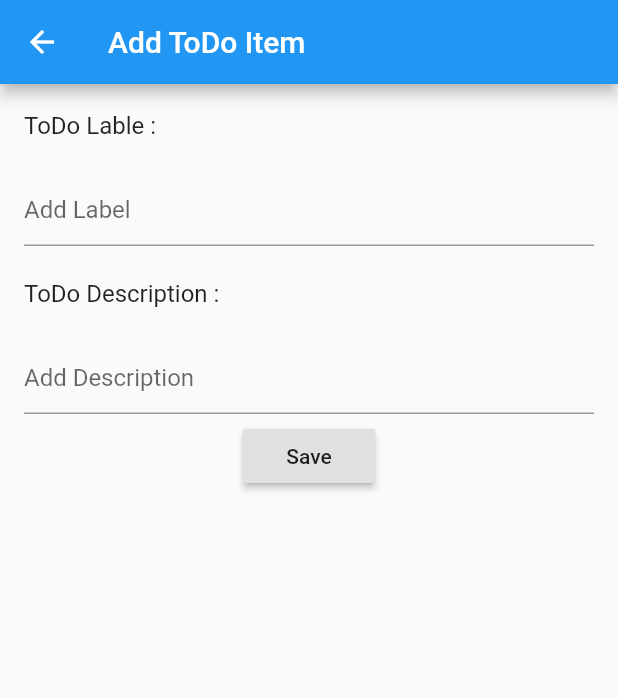
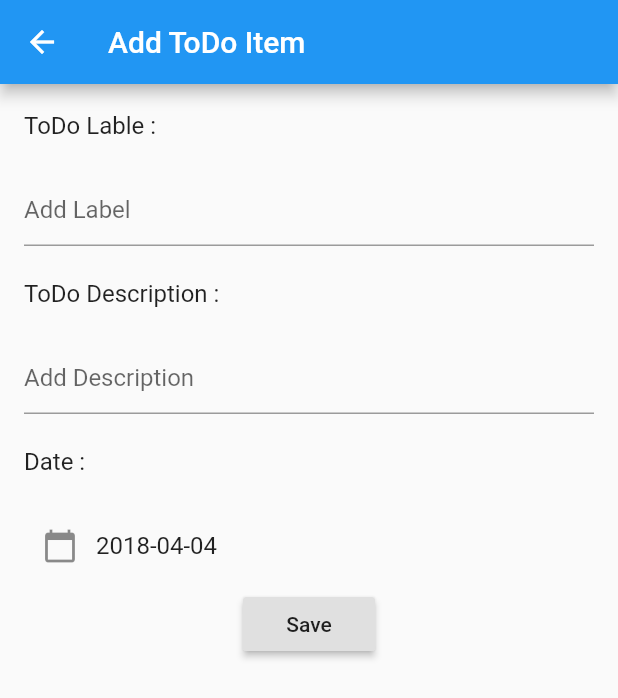
Before and after one commit to kajaljoshi/Flutter-Firebase-DemoExample, a Flutter app: the screen it shows after launch, after a tap on an icon or button, on a phone screen of 412 x 824 dp. Shown: the top 698 px of the screen. Run offline on Flutter 3.47's test engine with Material 2 defaults, Android fonts, the phone set to English and light mode, and no system bars; our stand-ins replace firebase_database; accounts and stored records are empty.

Commit message:
Update ToDO Functionality changes

```diff
--- a/lib/ToDoItem.dart
+++ b/lib/ToDoItem.dart
@@ -5,10 +5,12 @@ class ToDoItem{
   String lable;
   String date;
   String description;
+  String key;
   ToDoItem(this.lable,this.date,this.description);
 
   ToDoItem.fromSnapShot(DataSnapshot snapShot)
-        :lable = snapShot.value["Label"],
+        :key = snapShot.key,
+        lable = snapShot.value["Label"],
         date = snapShot.value["Date"],
         description = snapShot.value["Description"];
 
--- a/lib/todoForm.dart
+++ b/lib/todoForm.dart
@@ -1,5 +1,8 @@
 import 'package:flutter/material.dart';
+import 'package:flutter/widgets.dart';
+import 'package:intl/intl.dart';
 import 'ToDoItem.dart';
+import 'dart:async';
 
 
 class TodoAddWidget extends StatefulWidget{
@@ -21,8 +24,27 @@ class _ListAddState extends State<TodoAddWidget>{
 
   String _label ;
   String _description ;
-  final TextEditingController _labelCont = new TextEditingController();
-  final TextEditingController _descCont = new TextEditingController();
+  String _selectedDate;
+  var formatter = new DateFormat('yyyy-MM-dd');
+  TextEditingController _labelCont;
+  TextEditingController _descCont;
+
+  @override
+    void initState() {
+      // TODO: implement initState
+      super.initState();
+      if(widget.toDoItem.lable != ''){
+        _labelCont = new TextEditingController(text:widget.toDoItem.lable);
+        _descCont = new TextEditingController(text:widget.toDoItem.description);
+        _selectedDate = widget.toDoItem.date;
+      }
+      else{
+         var now = new DateTime.now();
+        _selectedDate = formatter.format(now);
+        _labelCont = new TextEditingController();
+        _descCont = new TextEditingController();
+      }
+    }
 
   @override
   Widget build(BuildContext context) {
@@ -42,7 +64,7 @@ class _ListAddState extends State<TodoAddWidget>{
                 hintText: 'Add Label',
               ),
               onChanged: (value) => _label = value,
-            )
+            ),
           ),
           new ListTile(
             title: new Text('ToDo Description :'),
@@ -56,16 +78,58 @@ class _ListAddState extends State<TodoAddWidget>{
               onChanged: (value) => _description = value,
             )
           ),
+          new ListTile(
+            title : new Text('Date :')
+          ),
+          new ListTile(
+            title: new Row(
+              children: <Widget>[
+                new IconButton(
+                    icon: new Icon(Icons.calendar_today),
+                    tooltip: 'Calender',
+                    onPressed: _openDatePicker
+                  ),
+                  new Text(_selectedDate),
+              ],
+            )
+          ),
           new RaisedButton(
             child: new Text('Save'),
             onPressed: (){
-              widget.toDoItem.lable = _label;
-              widget.toDoItem.description = _description;
-              Navigator.of(context).pop(widget.toDoItem);
+              if(_label != null){
+                widget.toDoItem.lable = _label;
+                widget.toDoItem.description = _description;
+                widget.toDoItem.date = _selectedDate;
+                Navigator.of(context).pop(widget.toDoItem);
+              }
+              else{
+                showDialog(
+                  context: context,
+                  child: new AlertDialog(
+                    title : new Text("Please enter ToDo Lable"),
+                    actions: <Widget>[
+                      new FlatButton(
+                        child: new Text('ok'),
+                        onPressed: () {
+                          Navigator.of(context).pop();
+                        },
+                      ),
+                    ],
+                  )
+                );
+              }
             }),
           ]
       ),
     );
   }
 
+  _openDatePicker(){
+      Future<DateTime> selectedDate = showDatePicker(context : context,
+                                              initialDate: new DateTime.now(),
+                                              firstDate: new DateTime(1990),
+                                              lastDate: new DateTime(2300));
+      selectedDate.then((value) => _selectedDate = formatter.format(value));
+  }
+
 }
--- a/pubspec.yaml
+++ b/pubspec.yaml
@@ -9,6 +9,7 @@ dependencies:
   # Use with the CupertinoIcons class for iOS style icons.
   cupertino_icons: ^0.1.0
   firebase_database: 0.0.12
+  intl: 0.15.4
 
 dev_dependencies:
   flutter_test:
```
Also changed, not shown: lib/main.dart (+18 -2 lines), pubspec.lock.
